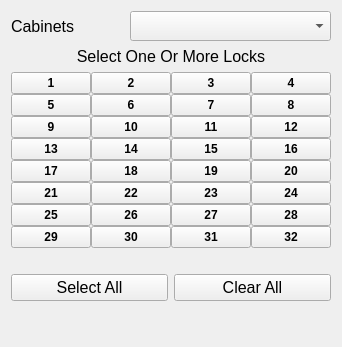
BuzzSiler/keycodebox-key, file Key/lockcabinetwidget.ui: the form before one commit.
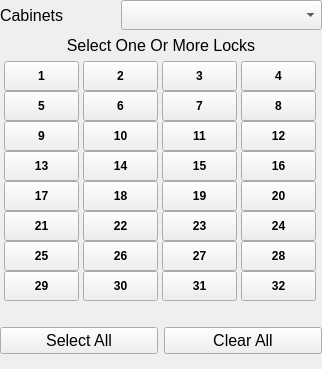
The form after the commit.

Diff of the .ui file:
```diff
--- a/Key/lockcabinetwidget.ui
+++ b/Key/lockcabinetwidget.ui
@@ -7,11 +7,11 @@
     <x>0</x>
     <y>0</y>
     <width>322</width>
-    <height>347</height>
+    <height>369</height>
    </rect>
   </property>
   <property name="sizePolicy">
-   <sizepolicy hsizetype="Preferred" vsizetype="Preferred">
+   <sizepolicy hsizetype="MinimumExpanding" vsizetype="Fixed">
     <horstretch>0</horstretch>
     <verstretch>0</verstretch>
    </sizepolicy>
@@ -48,6 +48,18 @@
 </string>
   </property>
   <layout class="QVBoxLayout" name="verticalLayout_2">
+   <property name="leftMargin">
+    <number>0</number>
+   </property>
+   <property name="topMargin">
+    <number>0</number>
+   </property>
+   <property name="rightMargin">
+    <number>0</number>
+   </property>
+   <property name="bottomMargin">
+    <number>0</number>
+   </property>
    <item>
     <layout class="QVBoxLayout" name="vloSelectedCabinet">
      <property name="sizeConstraint">
@@ -120,15 +132,21 @@
           <bool>true</bool>
          </property>
          <property name="sizePolicy">
-          <sizepolicy hsizetype="Preferred" vsizetype="Preferred">
+          <sizepolicy hsizetype="Fixed" vsizetype="Fixed">
            <horstretch>0</horstretch>
            <verstretch>0</verstretch>
           </sizepolicy>
          </property>
          <property name="minimumSize">
           <size>
-           <width>0</width>
-           <height>0</height>
+           <width>75</width>
+           <height>30</height>
+          </size>
+         </property>
+         <property name="maximumSize">
+          <size>
+           <width>75</width>
+           <height>40</height>
           </size>
          </property>
          <property name="font">
@@ -148,15 +166,21 @@
        <item>
         <widget class="QPushButton" name="pbLock02">
          <property name="sizePolicy">
-          <sizepolicy hsizetype="Preferred" vsizetype="Preferred">
+          <sizepolicy hsizetype="Fixed" vsizetype="Fixed">
            <horstretch>0</horstretch>
            <verstretch>0</verstretch>
           </sizepolicy>
          </property>
          <property name="minimumSize">
           <size>
-           <width>0</width>
-           <height>0</height>
+           <width>75</width>
+           <height>30</height>
+          </size>
+         </property>
+         <property name="maximumSize">
+          <size>
+           <width>75</width>
+           <height>40</height>
           </size>
          </property>
          <property name="font">
@@ -176,15 +200,21 @@
        <item>
         <widget class="QPushButton" name="pbLock03">
          <property name="sizePolicy">
-          <sizepolicy hsizetype="Preferred" vsizetype="Preferred">
+          <sizepolicy hsizetype="Fixed" vsizetype="Fixed">
            <horstretch>0</horstretch>
            <verstretch>0</verstretch>
           </sizepolicy>
          </property>
          <property name="minimumSize">
           <size>
-           <width>0</width>
-           <height>0</height>
+           <width>75</width>
+           <height>30</height>
+          </size>
+         </property>
+         <property name="maximumSize">
+          <size>
+           <width>75</width>
+           <height>40</height>
           </size>
          </property>
          <property name="font">
@@ -204,15 +234,21 @@
        <item>
         <widget class="QPushButton" name="pbLock04">
          <property name="sizePolicy">
-          <sizepolicy hsizetype="Preferred" vsizetype="Preferred">
+          <sizepolicy hsizetype="Fixed" vsizetype="Fixed">
            <horstretch>0</horstretch>
            <verstretch>0</verstretch>
           </sizepolicy>
          </property>
          <property name="minimumSize">
           <size>
-           <width>0</width>
-           <height>0</height>
+           <width>75</width>
+           <height>30</height>
+          </size>
+         </property>
+         <property name="maximumSize">
+          <size>
+           <width>75</width>
+           <height>40</height>
           </size>
          </property>
          <property name="font">
@@ -239,15 +275,21 @@
        <item>
         <widget class="QPushButton" name="pbLock05">
          <property name="sizePolicy">
-          <sizepolicy hsizetype="Preferred" vsizetype="Preferred">
+          <sizepolicy hsizetype="Fixed" vsizetype="Fixed">
            <horstretch>0</horstretch>
            <verstretch>0</verstretch>
           </sizepolicy>
          </property>
          <property name="minimumSize">
           <size>
-           <width>0</width>
-           <height>0</height>
+           <width>75</width>
+           <height>30</height>
+          </size>
+         </property>
+         <property name="maximumSize">
+          <size>
+           <width>75</width>
+           <height>40</height>
           </size>
          </property>
          <property name="font">
@@ -267,15 +309,21 @@
        <item>
         <widget class="QPushButton" name="pbLock06">
          <property name="sizePolicy">
-          <sizepolicy hsizetype="Preferred" vsizetype="Preferred">
+          <sizepolicy hsizetype="Fixed" vsizetype="Fixed">
            <horstretch>0</horstretch>
            <verstretch>0</verstretch>
           </sizepolicy>
          </property>
          <property name="minimumSize">
           <size>
-           <width>0</width>
-           <height>0</height>
+           <width>75</width>
+           <height>30</height>
+          </size>
+         </property>
+         <property name="maximumSize">
+          <size>
+           <width>75</width>
+           <height>40</height>
           </size>
          </property>
          <property name="font">
@@ -295,15 +343,21 @@
        <item>
         <widget class="QPushButton" name="pbLock07">
          <property name="sizePolicy">
-          <sizepolicy hsizetype="Preferred" vsizetype="Preferred">
+          <sizepolicy hsizetype="Fixed" vsizetype="Fixed">
            <horstretch>0</horstretch>
            <verstretch>0</verstretch>
           </sizepolicy>
          </property>
          <property name="minimumSize">
           <size>
-           <width>0</width>
-           <height>0</height>
+           <width>75</width>
+           <height>30</height>
+          </size>
+         </property>
+         <property name="maximumSize">
+          <size>
+           <width>75</width>
+           <height>40</height>
           </size>
          </property>
          <property name="font">
@@ -323,15 +377,21 @@
        <item>
         <widget class="QPushButton" name="pbLock08">
          <property name="sizePolicy">
-          <sizepolicy hsizetype="Preferred" vsizetype="Preferred">
+          <sizepolicy hsizetype="Fixed" vsizetype="Fixed">
            <horstretch>0</horstretch>
            <verstretch>0</verstretch>
           </sizepolicy>
          </property>
          <property name="minimumSize">
           <size>
-           <width>0</width>
-           <height>0</height>
+           <width>75</width>
+           <height>30</height>
+          </size>
+         </property>
+         <property name="maximumSize">
+          <size>
+           <width>75</width>
+           <height>40</height>
           </size>
          </property>
          <property name="font">
@@ -358,15 +418,21 @@
        <item>
         <widget class="QPushButton" name="pbLock09">
          <property name="sizePolicy">
-          <sizepolicy hsizetype="Preferred" vsizetype="Preferred">
+          <sizepolicy hsizetype="Fixed" vsizetype="Fixed">
            <horstretch>0</horstretch>
            <verstretch>0</verstretch>
           </sizepolicy>
          </property>
          <property name="minimumSize">
           <size>
-           <width>0</width>
-           <height>0</height>
+           <width>75</width>
+           <height>30</height>
+          </size>
+         </property>
+         <property name="maximumSize">
+          <size>
+           <width>75</width>
+           <height>40</height>
           </size>
          </property>
          <property name="font">
@@ -386,15 +452,21 @@
        <item>
         <widget class="QPushButton" name="pbLock10">
          <property name="sizePolicy">
-          <sizepolicy hsizetype="Preferred" vsizetype="Preferred">
+          <sizepolicy hsizetype="Fixed" vsizetype="Fixed">
            <horstretch>0</horstretch>
            <verstretch>0</verstretch>
           </sizepolicy>
          </property>
          <property name="minimumSize">
           <size>
-           <width>0</width>
-           <height>0</height>
+           <width>75</width>
+           <height>30</height>
+          </size>
+         </property>
+         <property name="maximumSize">
+          <size>
+           <width>75</width>
+           <height>40</height>
           </size>
          </property>
          <property name="font">
@@ -414,15 +486,21 @@
        <item>
         <widget class="QPushButton" name="pbLock11">
          <property name="sizePolicy">
-          <sizepolicy hsizetype="Preferred" vsizetype="Preferred">
+          <sizepolicy hsizetype="Fixed" vsizetype="Fixed">
            <horstretch>0</horstretch>
            <verstretch>0</verstretch>
           </sizepolicy>
          </property>
          <property name="minimumSize">
           <size>
-           <width>0</width>
-           <height>0</height>
+           <width>75</width>
+           <height>30</height>
+          </size>
+         </property>
+         <property name="maximumSize">
+          <size>
+           <width>75</width>
+           <height>40</height>
           </size>
          </property>
          <property name="font">
@@ -442,15 +520,21 @@
        <item>
         <widget class="QPushButton" name="pbLock12">
          <property name="sizePolicy">
-          <sizepolicy hsizetype="Preferred" vsizetype="Preferred">
+          <sizepolicy hsizetype="Fixed" vsizetype="Fixed">
            <horstretch>0</horstretch>
            <verstretch>0</verstretch>
           </sizepolicy>
          </property>
          <property name="minimumSize">
           <size>
-           <width>0</width>
-           <height>0</height>
+           <width>75</width>
+           <height>30</height>
+          </size>
+         </property>
+         <property name="maximumSize">
+          <size>
+           <width>75</width>
+           <height>40</height>
           </size>
          </property>
          <property name="font">
@@ -477,15 +561,21 @@
        <item>
         <widget class="QPushButton" name="pbLock13">
          <property name="sizePolicy">
-          <sizepolicy hsizetype="Preferred" vsizetype="Preferred">
+          <sizepolicy hsizetype="Fixed" vsizetype="Fixed">
            <horstretch>0</horstretch>
            <verstretch>0</verstretch>
           </sizepolicy>
          </property>
          <property name="minimumSize">
           <size>
-           <width>0</width>
-           <height>0</height>
+           <width>75</width>
+           <height>30</height>
+          </size>
+         </property>
+         <property name="maximumSize">
+          <size>
+           <width>75</width>
+           <height>40</height>
           </size>
          </property>
          <property name="font">
@@ -505,15 +595,21 @@
        <item>
         <widget class="QPushButton" name="pbLock14">
          <property name="sizePolicy">
-          <sizepolicy hsizetype="Preferred" vsizetype="Preferred">
+          <sizepolicy hsizetype="Fixed" vsizetype="Fixed">
            <horstretch>0</horstretch>
            <verstretch>0</verstretch>
           </sizepolicy>
          </property>
          <property name="minimumSize">
           <size>
-           <width>0</width>
-           <height>0</height>
+           <width>75</width>
+           <height>30</height>
+          </size>
+         </property>
+         <property name="maximumSize">
+          <size>
+           <width>75</width>
+           <height>40</height>
           </size>
          </property>
          <property name="font">
@@ -533,15 +629,21 @@
        <item>
         <widget class="QPushButton" name="pbLock15">
          <property name="sizePolicy">
-          <sizepolicy hsizetype="Preferred" vsizetype="Preferred">
+          <sizepolicy hsizetype="Fixed" vsizetype="Fixed">
            <horstretch>0</horstretch>
            <verstretch>0</verstretch>
           </sizepolicy>
          </property>
          <property name="minimumSize">
           <size>
-           <width>0</width>
-           <height>0</height>
+           <width>75</width>
+           <height>30</height>
+          </size>
+         </property>
+         <property name="maximumSize">
+          <size>
+           <width>75</width>
+           <height>40</height>
           </size>
          </property>
          <property name="font">
@@ -561,15 +663,21 @@
        <item>
         <widget class="QPushButton" name="pbLock16">
          <property name="sizePolicy">
-          <sizepolicy hsizetype="Preferred" vsizetype="Preferred">
+          <sizepolicy hsizetype="Fixed" vsizetype="Fixed">
            <horstretch>0</horstretch>
            <verstretch>0</verstretch>
           </sizepolicy>
          </property>
          <property name="minimumSize">
           <size>
-           <width>0</width>
-           <height>0</height>
+           <width>75</width>
+           <height>30</height>
+          </size>
+         </property>
+         <property name="maximumSize">
+          <size>
+           <width>75</width>
+           <height>40</height>
           </size>
          </property>
          <property name="font">
@@ -596,15 +704,21 @@
        <item>
         <widget class="QPushButton" name="pbLock17">
          <property name="sizePolicy">
-          <sizepolicy hsizetype="Preferred" vsizetype="Preferred">
+          <sizepolicy hsizetype="Fixed" vsizetype="Fixed">
            <horstretch>0</horstretch>
            <verstretch>0</verstretch>
           </sizepolicy>
          </property>
          <property name="minimumSize">
           <size>
-           <width>0</width>
-           <height>0</height>
+           <width>75</width>
+           <height>30</height>
+          </size>
+         </property>
+         <property name="maximumSize">
+          <size>
+           <width>75</width>
+           <height>40</height>
           </size>
          </property>
          <property name="font">
@@ -624,15 +738,21 @@
        <item>
         <widget class="QPushButton" name="pbLock18">
          <property name="sizePolicy">
-          <sizepolicy hsizetype="Preferred" vsizetype="Preferred">
+          <sizepolicy hsizetype="Fixed" vsizetype="Fixed">
            <horstretch>0</horstretch>
            <verstretch>0</verstretch>
           </sizepolicy>
          </property>
          <property name="minimumSize">
           <size>
-           <width>0</width>
-           <height>0</height>
+           <width>75</width>
+           <height>30</height>
+          </size>
+         </property>
+         <property name="maximumSize">
+          <size>
+           <width>75</width>
+           <height>40</height>
           </size>
          </property>
          <property name="font">
@@ -652,15 +772,21 @@
        <item>
         <widget class="QPushButton" name="pbLock19">
          <property name="sizePolicy">
-          <sizepolicy hsizetype="Preferred" vsizetype="Preferred">
+          <sizepolicy hsizetype="Fixed" vsizetype="Fixed">
            <horstretch>0</horstretch>
            <verstretch>0</verstretch>
           </sizepolicy>
          </property>
          <property name="minimumSize">
           <size>
-           <width>0</width>
-           <height>0</height>
+           <width>75</width>
+           <height>30</height>
+          </size>
+         </property>
+         <property name="maximumSize">
+          <size>
+           <width>75</width>
+           <height>40</height>
           </size>
          </property>
          <property name="font">
@@ -680,15 +806,21 @@
        <item>
         <widget class="QPushButton" name="pbLock20">
          <property name="sizePolicy">
-          <sizepolicy hsizetype="Preferred" vsizetype="Preferred">
+          <sizepolicy hsizetype="Fixed" vsizetype="Fixed">
            <horstretch>0</horstretch>
            <verstretch>0</verstretch>
           </sizepolicy>
          </property>
          <property name="minimumSize">
           <size>
-           <width>0</width>
-           <height>0</height>
+           <width>75</width>
+           <height>30</height>
+          </size>
+         </property>
+         <property name="maximumSize">
+          <size>
+           <width>75</width>
+           <height>40</height>
           </size>
          </property>
          <property name="font">
@@ -715,15 +847,21 @@
        <item>
         <widget class="QPushButton" name="pbLock21">
          <property name="sizePolicy">
-          <sizepolicy hsizetype="Preferred" vsizetype="Preferred">
+          <sizepolicy hsizetype="Fixed" vsizetype="Fixed">
            <horstretch>0</horstretch>
            <verstretch>0</verstretch>
           </sizepolicy>
          </property>
          <property name="minimumSize">
           <size>
-           <width>0</width>
-           <height>0</height>
+           <width>75</width>
+           <height>30</height>
+          </size>
+         </property>
+         <property name="maximumSize">
+          <size>
+           <width>75</width>
+           <height>40</height>
           </size>
          </property>
          <property name="font">
@@ -743,15 +881,21 @@
        <item>
         <widget class="QPushButton" name="pbLock22">
          <property name="sizePolicy">
-          <sizepolicy hsizetype="Preferred" vsizetype="Preferred">
+          <sizepolicy hsizetype="Fixed" vsizetype="Fixed">
            <horstretch>0</horstretch>
            <verstretch>0</verstretch>
           </sizepolicy>
          </property>
          <property name="minimumSize">
           <size>
-           <width>0</width>
-           <height>0</height>
+           <width>75</width>
+           <height>30</height>
+          </size>
+         </property>
+         <property name="maximumSize">
+          <size>
+           <width>75</width>
+           <height>40</height>
           </size>
          </property>
          <property name="font">
@@ -771,15 +915,21 @@
        <item>
         <widget class="QPushButton" name="pbLock23">
          <property name="sizePolicy">
-          <sizepolicy hsizetype="Preferred" vsizetype="Preferred">
+          <sizepolicy hsizetype="Fixed" vsizetype="Fixed">
            <horstretch>0</horstretch>
            <verstretch>0</verstretch>
           </sizepolicy>
          </property>
          <property name="minimumSize">
           <size>
-           <width>0</width>
-           <height>0</height>
+           <width>75</width>
+           <height>30</height>
+          </size>
+         </property>
+         <property name="maximumSize">
+          <size>
+           <width>75</width>
+           <height>40</height>
           </size>
          </property>
          <property name="font">
@@ -799,15 +949,21 @@
        <item>
         <widget class="QPushButton" name="pbLock24">
          <property name="sizePolicy">
-          <sizepolicy hsizetype="Preferred" vsizetype="Preferred">
+          <sizepolicy hsizetype="Fixed" vsizetype="Fixed">
            <horstretch>0</horstretch>
            <verstretch>0</verstretch>
           </sizepolicy>
          </property>
          <property name="minimumSize">
           <size>
-           <width>0</width>
-           <height>0</height>
+           <width>75</width>
+           <height>30</height>
+          </size>
+         </property>
+         <property name="maximumSize">
+          <size>
+           <width>75</width>
+           <height>40</height>
           </size>
          </property>
          <property name="font">
@@ -834,15 +990,21 @@
        <item>
         <widget class="QPushButton" name="pbLock25">
          <property name="sizePolicy">
-          <sizepolicy hsizetype="Preferred" vsizetype="Preferred">
+          <sizepolicy hsizetype="Fixed" vsizetype="Fixed">
            <horstretch>0</horstretch>
            <verstretch>0</verstretch>
           </sizepolicy>
          </property>
          <property name="minimumSize">
           <size>
-           <width>0</width>
-           <height>0</height>
+           <width>75</width>
+           <height>30</height>
+          </size>
+         </property>
+         <property name="maximumSize">
+          <size>
+           <width>75</width>
+           <height>40</height>
           </size>
          </property>
          <property name="font">
@@ -862,15 +1024,21 @@
        <item>
         <widget class="QPushButton" name="pbLock26">
          <property name="sizePolicy">
-          <sizepolicy hsizetype="Preferred" vsizetype="Preferred">
+          <sizepolicy hsizetype="Fixed" vsizetype="Fixed">
            <horstretch>0</horstretch>
            <verstretch>0</verstretch>
           </sizepolicy>
          </property>
          <property name="minimumSize">
           <size>
-           <width>0</width>
-           <height>0</height>
+           <width>75</width>
+           <height>30</height>
+          </size>
+         </property>
+         <property name="maximumSize">
+          <size>
+           <width>75</width>
+           <height>40</height>
           </size>
          </property>
          <property name="font">
@@ -890,15 +1058,21 @@
        <item>
         <widget class="QPushButton" name="pbLock27">
          <property name="sizePolicy">
-          <sizepolicy hsizetype="Preferred" vsizetype="Preferred">
+          <sizepolicy hsizetype="Fixed" vsizetype="Fixed">
            <horstretch>0</horstretch>
            <verstretch>0</verstretch>
           </sizepolicy>
          </property>
          <property name="minimumSize">
           <size>
-           <width>0</width>
-           <height>0</height>
+           <width>75</width>
+           <height>30</height>
+          </size>
+         </property>
+         <property name="maximumSize">
+          <size>
+           <width>75</width>
+           <height>40</height>
           </size>
          </property>
          <property name="font">
@@ -918,15 +1092,21 @@
        <item>
         <widget class="QPushButton" name="pbLock28">
          <property name="sizePolicy">
-          <sizepolicy hsizetype="Preferred" vsizetype="Preferred">
+          <sizepolicy hsizetype="Fixed" vsizetype="Fixed">
            <horstretch>0</horstretch>
            <verstretch>0</verstretch>
           </sizepolicy>
          </property>
          <property name="minimumSize">
           <size>
-           <width>0</width>
-           <height>0</height>
+           <width>75</width>
+           <height>30</height>
+          </size>
+         </property>
+         <property name="maximumSize">
+          <size>
+           <width>75</width>
+           <height>40</height>
           </size>
          </property>
          <property name="font">
@@ -953,15 +1133,21 @@
        <item>
         <widget class="QPushButton" name="pbLock29">
          <property name="sizePolicy">
-          <sizepolicy hsizetype="Preferred" vsizetype="Preferred">
+          <sizepolicy hsizetype="Fixed" vsizetype="Fixed">
            <horstretch>0</horstretch>
            <verstretch>0</verstretch>
           </sizepolicy>
          </property>
          <property name="minimumSize">
           <size>
-           <width>0</width>
-           <height>0</height>
+           <width>75</width>
+           <height>30</height>
+          </size>
+         </property>
+         <property name="maximumSize">
+          <size>
+           <width>75</width>
+           <height>40</height>
           </size>
          </property>
          <property name="font">
@@ -984,15 +1170,21 @@
        <item>
         <widget class="QPushButton" name="pbLock30">
          <property name="sizePolicy">
-          <sizepolicy hsizetype="Preferred" vsizetype="Preferred">
+          <sizepolicy hsizetype="Fixed" vsizetype="Fixed">
            <horstretch>0</horstretch>
            <verstretch>0</verstretch>
           </sizepolicy>
          </property>
          <property name="minimumSize">
           <size>
-           <width>0</width>
-           <height>0</height>
+           <width>75</width>
+           <height>30</height>
+          </size>
+         </property>
+         <property name="maximumSize">
+          <size>
+           <width>75</width>
+           <height>40</height>
           </size>
          </property>
          <property name="font">
@@ -1012,15 +1204,21 @@
        <item>
         <widget class="QPushButton" name="pbLock31">
          <property name="sizePolicy">
-          <sizepolicy hsizetype="Preferred" vsizetype="Preferred">
+          <sizepolicy hsizetype="Fixed" vsizetype="Fixed">
            <horstretch>0</horstretch>
            <verstretch>0</verstretch>
           </sizepolicy>
          </property>
          <property name="minimumSize">
           <size>
-           <width>0</width>
-           <height>0</height>
+           <width>75</width>
+           <height>30</height>
+          </size>
+         </property>
+         <property name="maximumSize">
+          <size>
+           <width>75</width>
+           <height>40</height>
           </size>
          </property>
          <property name="font">
@@ -1043,15 +1241,21 @@
           <bool>true</bool>
          </property>
          <property name="sizePolicy">
-          <sizepolicy hsizetype="Preferred" vsizetype="Preferred">
+          <sizepolicy hsizetype="Fixed" vsizetype="Fixed">
            <horstretch>0</horstretch>
            <verstretch>0</verstretch>
           </sizepolicy>
          </property>
          <property name="minimumSize">
           <size>
-           <width>0</width>
-           <height>0</height>
+           <width>75</width>
+           <height>30</height>
+          </size>
+         </property>
+         <property name="maximumSize">
+          <size>
+           <width>75</width>
+           <height>40</height>
           </size>
          </property>
          <property name="font">
@@ -1076,9 +1280,18 @@
     <layout class="QVBoxLayout" name="verticalLayout">
      <item>
       <widget class="QLabel" name="lblCurrentSelectedLocks">
+       <property name="sizePolicy">
+        <sizepolicy hsizetype="Preferred" vsizetype="Preferred">
+         <horstretch>0</horstretch>
+         <verstretch>0</verstretch>
+        </sizepolicy>
+       </property>
        <property name="text">
         <string/>
        </property>
+       <property name="textFormat">
+        <enum>Qt::PlainText</enum>
+       </property>
       </widget>
      </item>
      <item>
```
